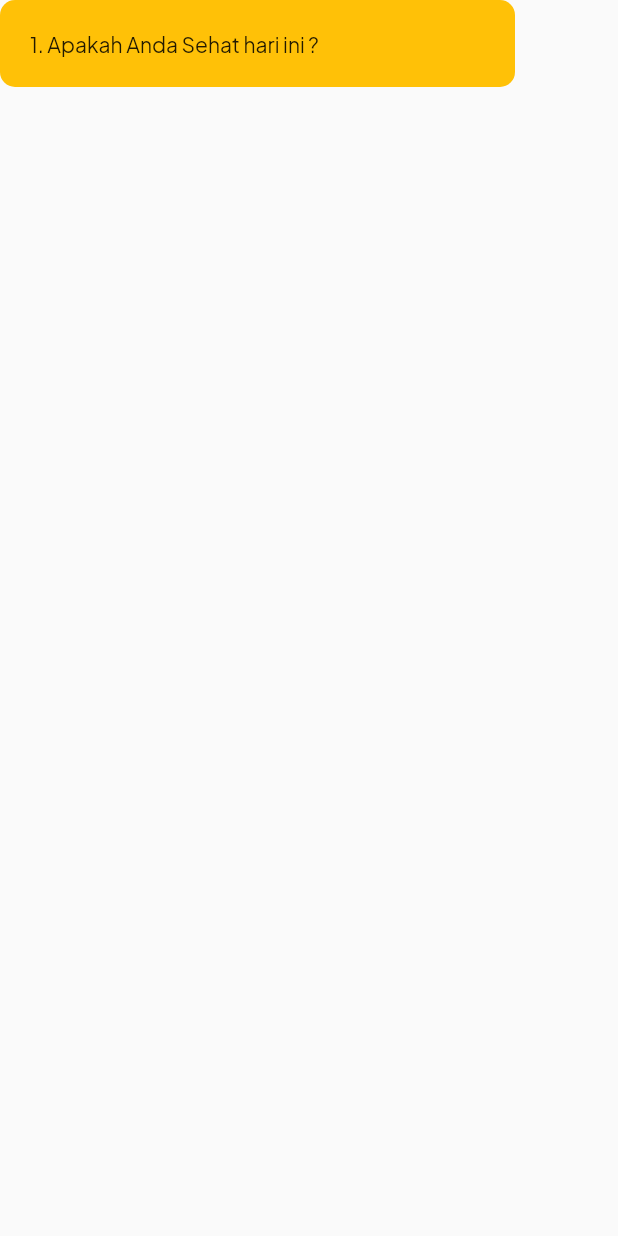
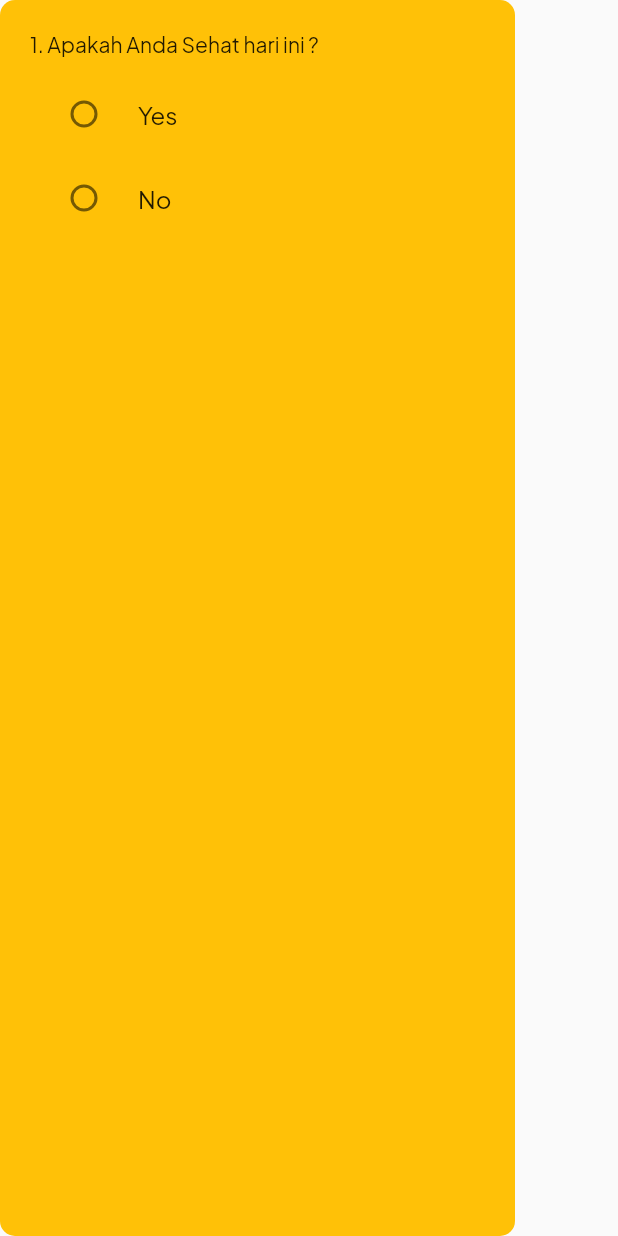
Before and after one commit to ariefbudiman26/selfscreening, a Flutter app: the QuestionTile widget shown alone on an empty page, opened directly, on a phone screen of 412 x 824 dp. Run offline on Flutter 3.47's test engine with Material 2 defaults, Android fonts, the phone set to English and light mode, and no system bars; our stand-ins replace google_fonts.

Commit message:
edit screening pag

```diff
--- a/lib/ui/widgets/question_tile.dart
+++ b/lib/ui/widgets/question_tile.dart
@@ -1,12 +1,42 @@
 import 'package:flutter/material.dart';
 import 'package:selfscreening/shared/themes.dart';
 
-class QuestionTile extends StatelessWidget {
+class QuestionTile extends StatefulWidget {
   final String question;
   const QuestionTile({Key? key, required this.question}) : super(key: key);
 
   @override
+  State<QuestionTile> createState() => _QuestionTileState();
+}
+
+class _QuestionTileState extends State<QuestionTile> {
+  int selectedValue = 0;
+
+  @override
   Widget build(BuildContext context) {
+    Widget radioButton() {
+      return Column(
+        children: [
+          RadioListTile<int>(
+            value: 1,
+            title: const Text('Yes'),
+            groupValue: selectedValue,
+            onChanged: (value) => setState(() {
+              selectedValue = 1;
+            }),
+          ),
+          RadioListTile<int>(
+            value: 2,
+            title: const Text('No'),
+            groupValue: selectedValue,
+            onChanged: (value) => setState(() {
+              selectedValue = 2;
+            }),
+          ),
+        ],
+      );
+    }
+
     return Container(
       padding: const EdgeInsets.all(20),
       width: MediaQuery.of(context).size.width / 1.2,
@@ -14,9 +44,14 @@ class QuestionTile extends StatelessWidget {
         color: Colors.amber,
         borderRadius: BorderRadius.circular(defaultRadius),
       ),
-      child: Row(
+      child: Column(
+        crossAxisAlignment: CrossAxisAlignment.start,
         children: [
-          Text(question),
+          Text(widget.question),
+          SizedBox(
+            height: 10,
+          ),
+          radioButton(),
         ],
       ),
     );
```
